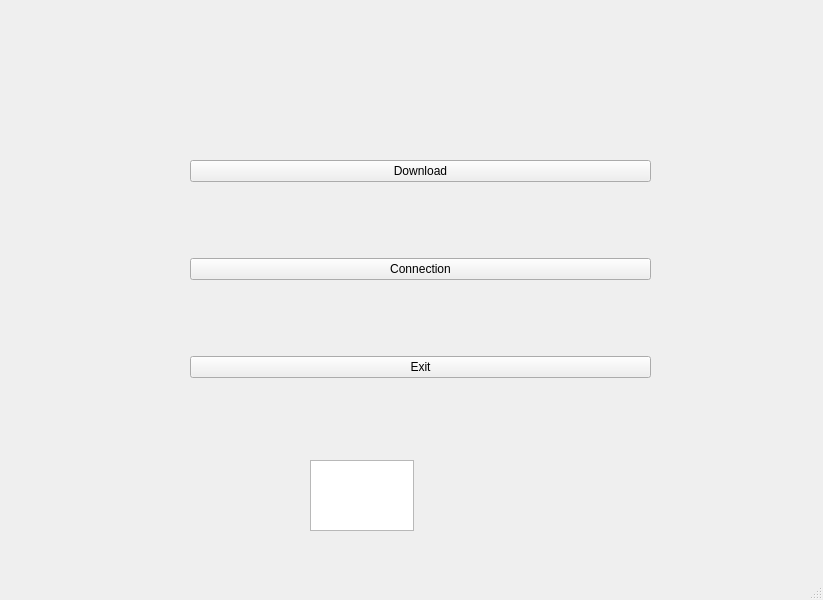
The window that main_gui.ui (Queky/android-package-uninstaller) describes before a commit, drawn with Qt 5.
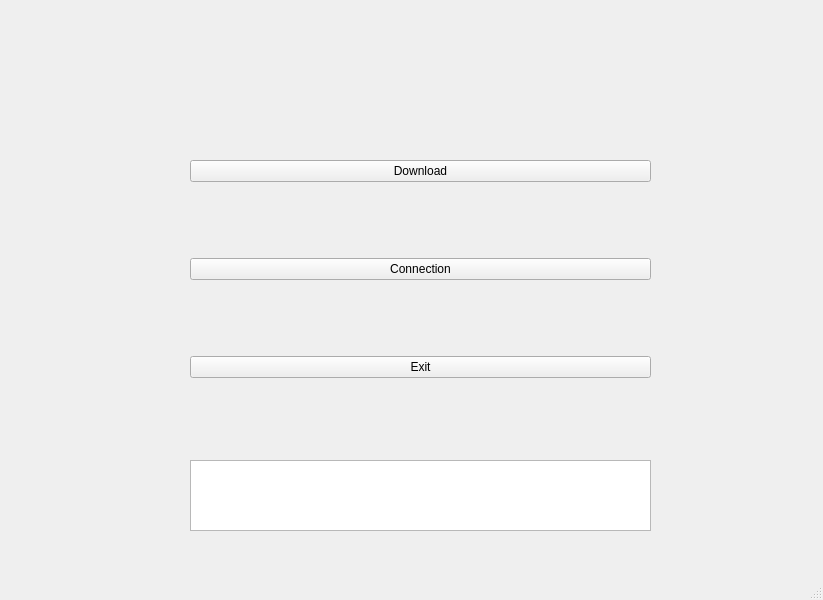
The same window after the commit.

```diff
--- a/main_gui.ui
+++ b/main_gui.ui
@@ -50,9 +50,9 @@
    <widget class="QTextEdit" name="con_output">
     <property name="geometry">
      <rect>
-      <x>310</x>
+      <x>190</x>
       <y>460</y>
-      <width>104</width>
+      <width>461</width>
       <height>71</height>
      </rect>
     </property>
```
